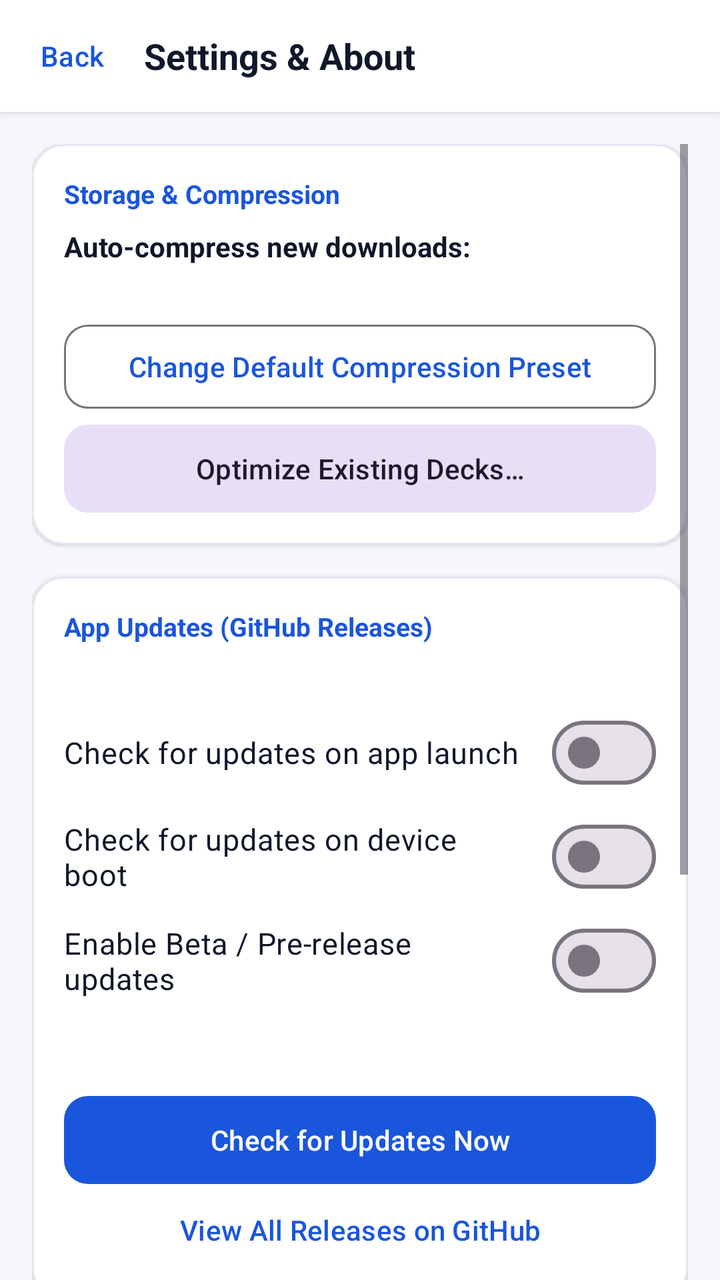
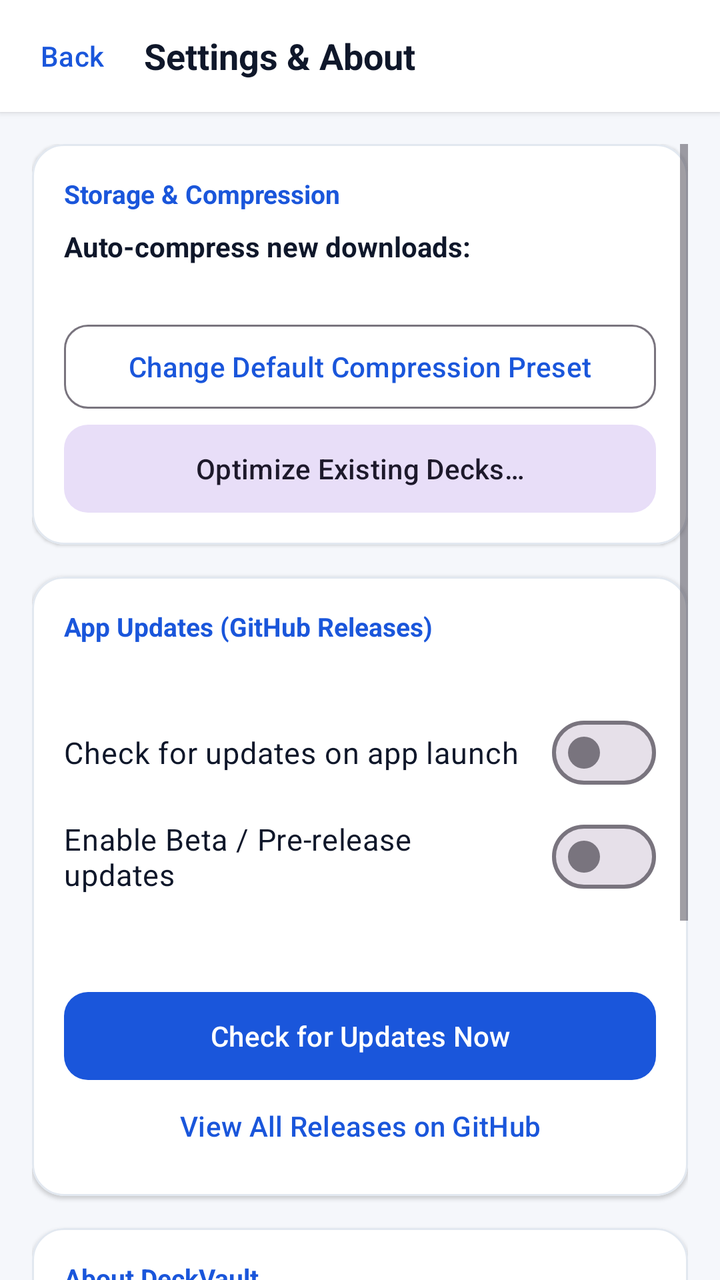

The first picture is an Android layout as it rendered before a commit; the second is the same layout after the commit. The layout source and the unified diff follow.
<!-- AndroidManifest.xml: application theme Theme.DeckVault -->
<!-- res/layout/activity_settings.xml -->
<?xml version="1.0" encoding="utf-8"?>
<LinearLayout xmlns:android="http://schemas.android.com/apk/res/android"
    xmlns:app="http://schemas.android.com/apk/res-auto"
    android:id="@+id/settings_root"
    android:layout_width="match_parent"
    android:layout_height="match_parent"
    android:background="@color/surface_bg"
    android:orientation="vertical">

    <LinearLayout
        android:layout_width="match_parent"
        android:layout_height="56dp"
        android:background="@color/card_bg"
        android:elevation="2dp"
        android:gravity="center_vertical"
        android:orientation="horizontal"
        android:paddingHorizontal="8dp">

        <com.google.android.material.button.MaterialButton
            android:id="@+id/btn_back_settings"
            style="@style/Widget.Material3.Button.TextButton"
            android:layout_width="wrap_content"
            android:layout_height="wrap_content"
            android:insetTop="0dp"
            android:insetBottom="0dp"
            android:minWidth="0dp"
            android:text="Back" />

        <TextView
            android:layout_width="0dp"
            android:layout_height="wrap_content"
            android:layout_weight="1"
            android:paddingHorizontal="8dp"
            android:text="@string/settings_title"
            android:textColor="@color/text_primary"
            android:textSize="18sp"
            android:textStyle="bold" />
    </LinearLayout>

    <ScrollView
        android:layout_width="match_parent"
        android:layout_height="0dp"
        android:layout_weight="1"
        android:clipToPadding="false"
        android:padding="16dp">

        <LinearLayout
            android:layout_width="match_parent"
            android:layout_height="wrap_content"
            android:orientation="vertical">

            
            <com.google.android.material.card.MaterialCardView
                android:layout_width="match_parent"
                android:layout_height="wrap_content"
                android:layout_marginBottom="16dp"
                app:cardBackgroundColor="@color/card_bg"
                app:cardCornerRadius="16dp"
                app:cardElevation="1dp"
                app:strokeColor="@color/card_stroke"
                app:strokeWidth="1dp">

                <LinearLayout
                    android:layout_width="match_parent"
                    android:layout_height="wrap_content"
                    android:orientation="vertical"
                    android:padding="16dp">

                    <TextView
                        android:layout_width="wrap_content"
                        android:layout_height="wrap_content"
                        android:text="@string/section_compression"
                        android:textColor="@color/brand_primary"
                        android:textSize="13sp"
                        android:textStyle="bold" />

                    <TextView
                        android:layout_width="match_parent"
                        android:layout_height="wrap_content"
                        android:layout_marginTop="8dp"
                        android:text="Auto-compress new downloads:"
                        android:textColor="@color/text_primary"
                        android:textSize="14sp"
                        android:textStyle="bold" />

                    <TextView
                        android:id="@+id/tv_default_preset_summary"
                        android:layout_width="match_parent"
                        android:layout_height="wrap_content"
                        android:layout_marginTop="2dp"
                        android:textColor="@color/text_secondary"
                        android:textSize="13sp" />

                    <com.google.android.material.button.MaterialButton
                        android:id="@+id/btn_change_default_preset"
                        style="@style/Widget.Material3.Button.OutlinedButton"
                        android:layout_width="match_parent"
                        android:layout_height="wrap_content"
                        android:layout_marginTop="10dp"
                        android:insetTop="0dp"
                        android:insetBottom="0dp"
                        android:minHeight="42dp"
                        android:text="Change Default Compression Preset"
                        app:cornerRadius="12dp" />

                    <com.google.android.material.button.MaterialButton
                        android:id="@+id/btn_optimize_all"
                        style="@style/Widget.Material3.Button.TonalButton"
                        android:layout_width="match_parent"
                        android:layout_height="wrap_content"
                        android:layout_marginTop="8dp"
                        android:insetTop="0dp"
                        android:insetBottom="0dp"
                        android:minHeight="44dp"
                        android:text="@string/btn_optimize_all"
                        app:cornerRadius="12dp" />
                </LinearLayout>
            </com.google.android.material.card.MaterialCardView>

            
            <com.google.android.material.card.MaterialCardView
                android:layout_width="match_parent"
                android:layout_height="wrap_content"
                android:layout_marginBottom="16dp"
                app:cardBackgroundColor="@color/card_bg"
                app:cardCornerRadius="16dp"
                app:cardElevation="1dp"
                app:strokeColor="@color/card_stroke"
                app:strokeWidth="1dp">

                <LinearLayout
                    android:layout_width="match_parent"
                    android:layout_height="wrap_content"
                    android:orientation="vertical"
                    android:padding="16dp">

                    <TextView
                        android:layout_width="wrap_content"
                        android:layout_height="wrap_content"
                        android:text="@string/section_updates"
                        android:textColor="@color/brand_primary"
                        android:textSize="13sp"
                        android:textStyle="bold" />

                    <TextView
                        android:id="@+id/tv_channel_badge"
                        android:layout_width="match_parent"
                        android:layout_height="wrap_content"
                        android:layout_marginTop="6dp"
                        android:textColor="@color/text_secondary"
                        android:textSize="12sp" />

                    <com.google.android.material.materialswitch.MaterialSwitch
                        android:id="@+id/switch_check_launch"
                        android:layout_width="match_parent"
                        android:layout_height="wrap_content"
                        android:layout_marginTop="8dp"
                        android:text="@string/pref_check_launch"
                        android:textColor="@color/text_primary"
                        android:textSize="15sp" />

                    <com.google.android.material.materialswitch.MaterialSwitch
                        android:id="@+id/switch_check_boot"
                        android:layout_width="match_parent"
                        android:layout_height="wrap_content"
                        android:layout_marginTop="4dp"
                        android:text="@string/pref_check_boot"
                        android:textColor="@color/text_primary"
                        android:textSize="15sp" />

                    <com.google.android.material.materialswitch.MaterialSwitch
                        android:id="@+id/switch_include_prerelease"
                        android:layout_width="match_parent"
                        android:layout_height="wrap_content"
                        android:layout_marginTop="4dp"
                        android:text="@string/pref_include_prerelease"
                        android:textColor="@color/text_primary"
                        android:textSize="15sp" />

                    <TextView
                        android:id="@+id/tv_update_status"
                        android:layout_width="match_parent"
                        android:layout_height="wrap_content"
                        android:layout_marginTop="12dp"
                        android:textColor="@color/text_secondary"
                        android:textSize="13sp" />

                    <com.google.android.material.progressindicator.LinearProgressIndicator
                        android:id="@+id/update_progress_bar"
                        android:layout_width="match_parent"
                        android:layout_height="wrap_content"
                        android:layout_marginTop="10dp"
                        android:visibility="gone"
                        app:indicatorColor="@color/brand_primary"
                        app:trackCornerRadius="4dp" />

                    <com.google.android.material.button.MaterialButton
                        android:id="@+id/btn_check_updates"
                        android:layout_width="match_parent"
                        android:layout_height="wrap_content"
                        android:layout_marginTop="14dp"
                        android:insetTop="0dp"
                        android:insetBottom="0dp"
                        android:minHeight="44dp"
                        android:text="@string/btn_check_updates"
                        android:textColor="@color/brand_on_primary"
                        app:backgroundTint="@color/brand_primary"
                        app:cornerRadius="12dp" />

                    <com.google.android.material.button.MaterialButton
                        android:id="@+id/btn_open_releases"
                        style="@style/Widget.Material3.Button.TextButton"
                        android:layout_width="match_parent"
                        android:layout_height="wrap_content"
                        android:layout_marginTop="4dp"
                        android:insetTop="0dp"
                        android:insetBottom="0dp"
                        android:minHeight="38dp"
                        android:text="@string/btn_open_releases" />
                </LinearLayout>
            </com.google.android.material.card.MaterialCardView>

            
            <com.google.android.material.card.MaterialCardView
                android:layout_width="match_parent"
                android:layout_height="wrap_content"
                app:cardBackgroundColor="@color/card_bg"
                app:cardCornerRadius="16dp"
                app:cardElevation="1dp"
                app:strokeColor="@color/card_stroke"
                app:strokeWidth="1dp">

                <LinearLayout
                    android:layout_width="match_parent"
                    android:layout_height="wrap_content"
                    android:orientation="vertical"
                    android:padding="16dp">

                    <TextView
                        android:layout_width="wrap_content"
                        android:layout_height="wrap_content"
                        android:text="@string/section_about"
                        android:textColor="@color/brand_primary"
                        android:textSize="13sp"
                        android:textStyle="bold" />

                    <TextView
                        android:id="@+id/tv_about_version"
                        android:layout_width="match_parent"
                        android:layout_height="wrap_content"
                        android:layout_marginTop="10dp"
                        android:textColor="@color/text_primary"
                        android:textSize="17sp"
                        android:textStyle="bold" />

                    <TextView
                        android:layout_width="match_parent"
                        android:layout_height="wrap_content"
                        android:layout_marginTop="4dp"
                        android:text="@string/about_description"
                        android:textColor="@color/text_secondary"
                        android:textSize="13sp" />

                    <TextView
                        android:id="@+id/tv_about_repo_url"
                        android:layout_width="match_parent"
                        android:layout_height="wrap_content"
                        android:layout_marginTop="8dp"
                        android:text="https://github.com/wasney/DeckVault"
                        android:textColor="@color/brand_primary"
                        android:textSize="13sp" />

                    <com.google.android.material.button.MaterialButton
                        android:id="@+id/btn_open_github"
                        style="@style/Widget.Material3.Button.TonalButton"
                        android:layout_width="match_parent"
                        android:layout_height="wrap_content"
                        android:layout_marginTop="14dp"
                        android:insetTop="0dp"
                        android:insetBottom="0dp"
                        android:minHeight="44dp"
                        android:text="@string/btn_open_github"
                        app:cornerRadius="12dp" />

                    <com.google.android.material.button.MaterialButton
                        android:id="@+id/btn_view_debug_log"
                        style="@style/Widget.Material3.Button.OutlinedButton"
                        android:layout_width="match_parent"
                        android:layout_height="wrap_content"
                        android:layout_marginTop="10dp"
                        android:insetTop="0dp"
                        android:insetBottom="0dp"
                        android:minHeight="44dp"
                        android:text="@string/btn_view_debug_log"
                        app:cornerRadius="12dp" />
                </LinearLayout>
            </com.google.android.material.card.MaterialCardView>

        </LinearLayout>
    </ScrollView>

</LinearLayout>
<!-- resources referenced by this layout -->
<resources>
  <color name="brand_on_primary">#FFFFFF</color>
  <color name="brand_primary">#1A56DB</color>
  <color name="card_bg">#FFFFFF</color>
  <color name="card_stroke">#E2E8F0</color>
  <color name="surface_bg">#F5F7FB</color>
  <color name="text_primary">#0F172A</color>
  <color name="text_secondary">#475569</color>
  <string name="about_description">Native offline saver, media optimizer, local HTTP server, and shortcut launcher for interactive HTML5 web decks.</string>
  <string name="btn_check_updates">Check for Updates Now</string>
  <string name="btn_open_github">Open GitHub Repository</string>
  <string name="btn_open_releases">View All Releases on GitHub</string>
  <string name="btn_optimize_all">Optimize Existing Decks…</string>
  <string name="btn_view_debug_log">View Debug Log</string>
  <string name="pref_check_boot">Check for updates on device boot</string>
  <string name="pref_check_launch">Check for updates on app launch</string>
  <string name="pref_include_prerelease">Enable Beta / Pre-release updates</string>
  <string name="section_about">About DeckVault</string>
  <string name="section_compression">Storage &amp; Compression</string>
  <string name="section_updates">App Updates (GitHub Releases)</string>
  <string name="settings_title">Settings &amp; About</string>
  <style name="Theme.DeckVault" parent="Theme.Material3.DayNight.NoActionBar">
          <item name="colorPrimary">@color/brand_primary</item>
          <item name="colorOnPrimary">@color/brand_on_primary</item>
          <item name="colorPrimaryContainer">@color/brand_container</item>
          <item name="colorOnPrimaryContainer">@color/brand_on_container</item>
          <item name="android:windowBackground">@color/surface_bg</item>
      </style>
  <color name="brand_container">#DCE7FF</color>
  <color name="brand_on_container">#0D2B6B</color>
</resources>

<!-- the commit's change to res/layout/activity_settings.xml (unified diff, before → after) -->
@@ -160,15 +160,6 @@
                         android:textSize="15sp" />
 
                     <com.google.android.material.materialswitch.MaterialSwitch
-                        android:id="@+id/switch_check_boot"
-                        android:layout_width="match_parent"
-                        android:layout_height="wrap_content"
-                        android:layout_marginTop="4dp"
-                        android:text="@string/pref_check_boot"
-                        android:textColor="@color/text_primary"
-                        android:textSize="15sp" />
-
-                    <com.google.android.material.materialswitch.MaterialSwitch
                         android:id="@+id/switch_include_prerelease"
                         android:layout_width="match_parent"
                         android:layout_height="wrap_content"
<!-- resource entries referenced after the edit -->
@@ -13,7 +13,6 @@
   <string name="btn_open_releases">View All Releases on GitHub</string>
   <string name="btn_optimize_all">Optimize Existing Decks…</string>
   <string name="btn_view_debug_log">View Debug Log</string>
-  <string name="pref_check_boot">Check for updates on device boot</string>
   <string name="pref_check_launch">Check for updates on app launch</string>
   <string name="pref_include_prerelease">Enable Beta / Pre-release updates</string>
   <string name="section_about">About DeckVault</string>
